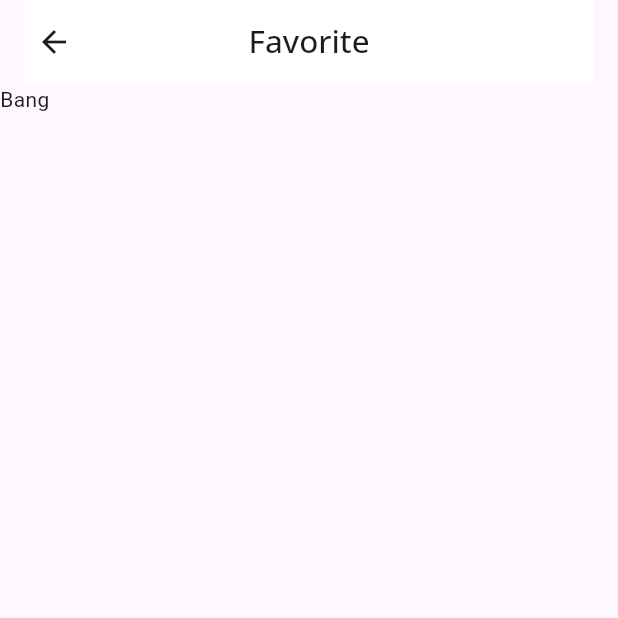
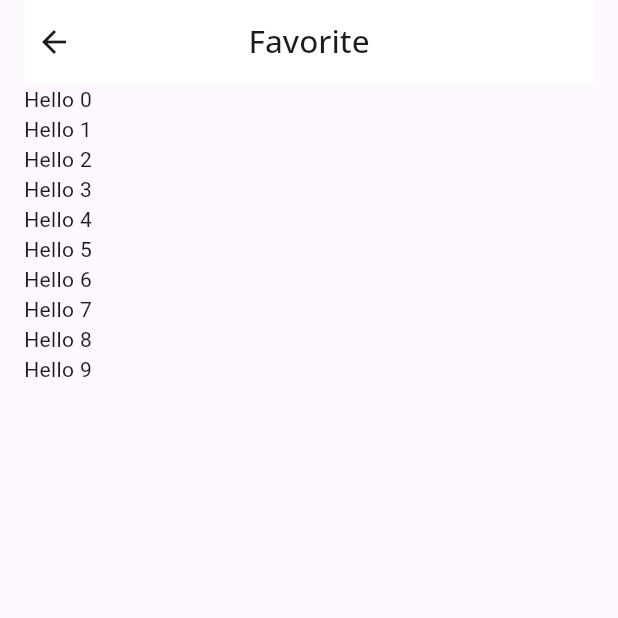
Before and after one commit to nandah4/harry-potter-book-explorer, a Flutter app: the FavoritesScreen screen opened directly, on a phone screen of 412 x 824 dp, the top half of it. Run offline on Flutter 3.47's test engine with Material 3 defaults, Android fonts, the phone set to English and light mode, and no system bars; our stand-ins replace flutter_svg, hive, hive_flutter, shared_preferences; accounts and stored records are empty; network calls fail.

Commit message:
feat: adding controllers item to favorite❤️

```diff
--- a/lib/core/hive/hive_box.dart
+++ b/lib/core/hive/hive_box.dart
@@ -5,6 +5,6 @@ class HiveBoxes {
   static late Box<FavoriteModel> favoriteBox;
 
   static Future<void> initFavoriteBox() async {
-    favoriteBox = await Hive.openBox<FavoriteModel>('favoriteBox');
+    favoriteBox = await Hive.openBox("favBooks");
   }
 }
--- /dev/null
+++ b/lib/core/services/favorite_service.dart
@@ -0,0 +1,9 @@
+import 'package:fetch_stories/core/hive/hive_box.dart';
+import 'package:fetch_stories/data/models/favorite_model.dart';
+
+class FavoriteService {
+  void addItems(FavoriteModel item) async {
+    await HiveBoxes.favoriteBox.put("${item.name}${item.id}", item);
+    print("Berhasil Menambahkan ke Box");
+  }
+}
--- a/lib/data/models/favorite_model.dart
+++ b/lib/data/models/favorite_model.dart
@@ -8,8 +8,7 @@ class FavoriteModel extends HiveObject {
   final String id;
   @HiveField(1)
   final String name;
-  @HiveField(2)
-  final String image;
 
-  FavoriteModel({required this.id, required this.name, required this.image});
+
+  FavoriteModel({required this.id, required this.name});
 }
--- a/lib/main.dart
+++ b/lib/main.dart
@@ -20,10 +20,6 @@ void main() async {
   registerAdapters(); // register custom model
 
   await HiveBoxes.initFavoriteBox(); // init boxes
-
-  final fav1 = FavoriteModel(id: "1", name: "Bang", image: "xx");
-
-  await HiveBoxes.favoriteBox.put('1', fav1);
 
   runApp(MyApp());
 }
--- a/lib/screens/favorites/favorites_screen.dart
+++ b/lib/screens/favorites/favorites_screen.dart
@@ -32,8 +32,11 @@ class _FavoritesScreen extends State<FavoritesScreen> {
               ),
             ),
           )),
-      body: Column(
-        children: [Text("${data1?.name}")],
+      body: Padding(
+        padding: const EdgeInsets.symmetric(horizontal: 16),
+        child: Column(
+          children: List.generate(10, (index) => Text("Hello ${index}")),
+        ),
       ),
     );
   }
```
Also changed, not shown: lib/screens/detail_book_screen.dart (+22 -2 lines), lib/data/models/favorite_model.g.dart.
